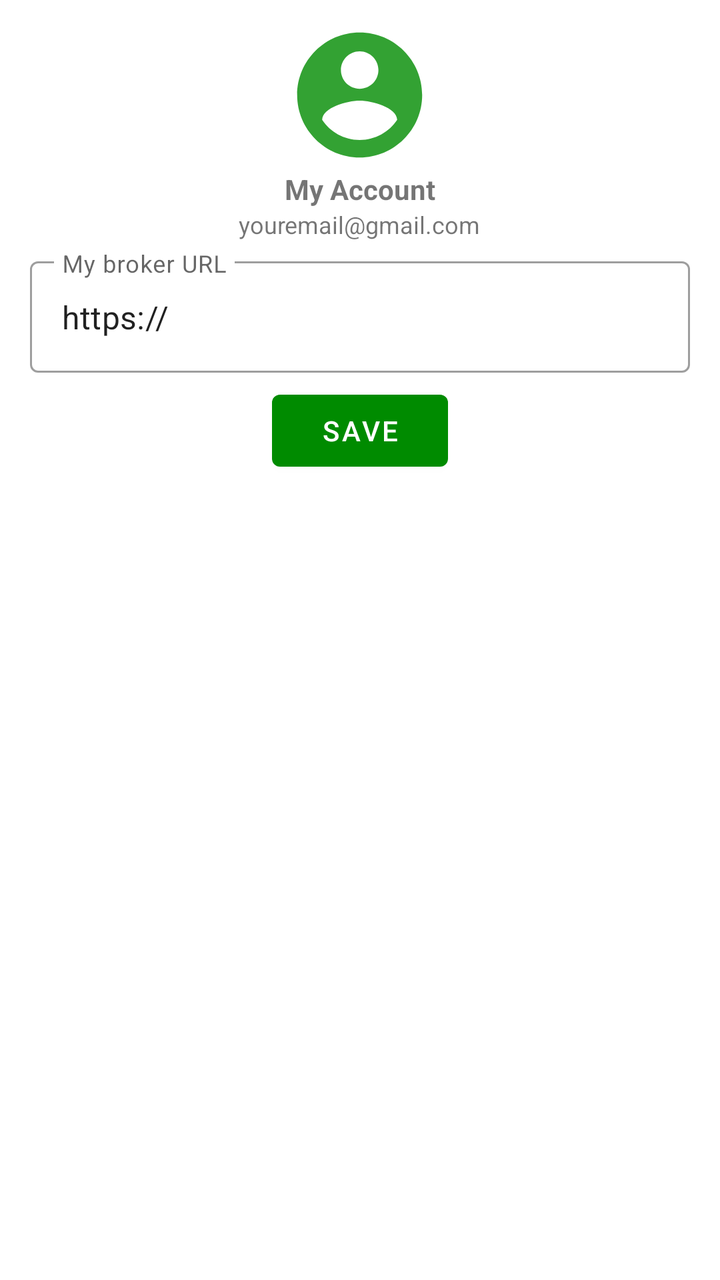
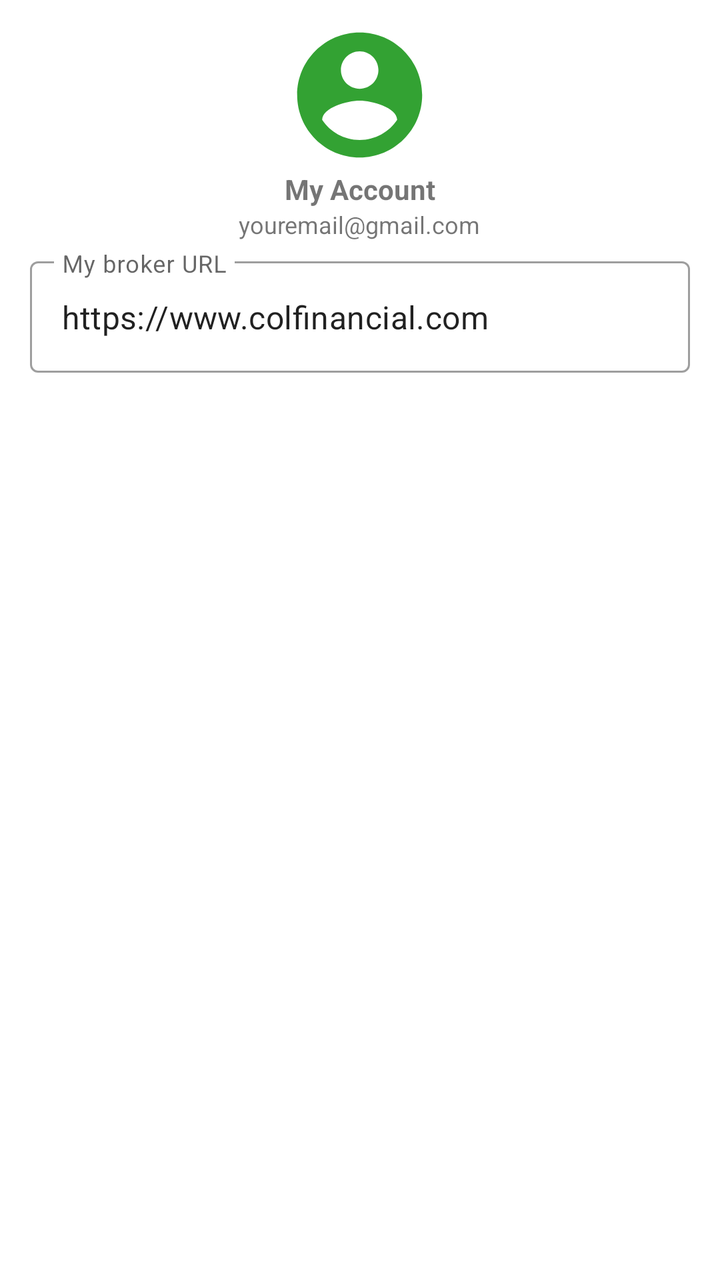

The first picture is an Android layout as it rendered before a commit; the second is the same layout after the commit. The layout source and the unified diff follow.
<!-- AndroidManifest.xml: application theme AppTheme -->
<!-- res/layout/layout_user_profile_account.xml -->
<?xml version="1.0" encoding="utf-8"?>
<androidx.constraintlayout.widget.ConstraintLayout
    xmlns:android="http://schemas.android.com/apk/res/android"
    xmlns:app="http://schemas.android.com/apk/res-auto"
    xmlns:tools="http://schemas.android.com/tools"
    android:layout_width="300dp"
    android:layout_height="300dp">
    <LinearLayout
        android:layout_width="match_parent"
        android:layout_height="wrap_content"
        android:orientation="vertical"
        android:focusable="true"
        android:focusableInTouchMode="true"
        app:layout_constraintEnd_toEndOf="parent"
        app:layout_constraintStart_toStartOf="parent"
        app:layout_constraintTop_toTopOf="parent"
        android:layout_margin="10dp"
        >
        <ImageView
            android:layout_width="75dp"
            android:layout_height="75dp"
            android:src="@drawable/ic_action_account"
            android:tint="@color/colorAccent"
            android:layout_gravity="center"
            />
        <TextView
            android:layout_width="wrap_content"
            android:layout_height="wrap_content"
            android:textAlignment="center"
            android:textSize="14sp"
            android:text="My Account"
            android:layout_gravity="center"
            android:textStyle="bold"
            />
        <TextView
            android:layout_width="wrap_content"
            android:layout_height="wrap_content"
            android:textAlignment="center"
            android:textSize="12sp"
            android:text="youremail@gmail.com"
            android:layout_gravity="center"
            />
        <com.google.android.material.textfield.TextInputLayout
            android:id="@+id/txt_set_broker"
            android:layout_width="fill_parent"
            android:layout_height="wrap_content"
            android:layout_margin="5dp"
            android:layout_weight="1"
            style="@style/Widget.MaterialComponents.TextInputLayout.OutlinedBox">
            <com.google.android.material.textfield.TextInputEditText
                android:layout_width="match_parent"
                android:layout_height="wrap_content"
                android:hint="My broker URL"
                android:id="@+id/txt_broker_url"
                android:inputType="textUri"
                android:text="https://"
                />
        </com.google.android.material.textfield.TextInputLayout>
        <com.google.android.material.button.MaterialButton
            android:layout_width="wrap_content"
            android:layout_height="wrap_content"
            android:text="Save"
            android:layout_gravity="center"
            >
        </com.google.android.material.button.MaterialButton>
    </LinearLayout>
</androidx.constraintlayout.widget.ConstraintLayout>
<!-- resources referenced by this layout -->
<resources>
  <color name="colorAccent">#008b00</color>
  <!-- drawable ic_action_account (drawable-anydpi) -->
  <vector xmlns:android="http://schemas.android.com/apk/res/android"
      android:width="24dp"
      android:height="24dp"
      android:viewportWidth="24"
      android:viewportHeight="24"
      android:tint="#FFFFFF"
      android:alpha="0.8">
      <path
          android:fillColor="#FF000000"
          android:pathData="M12,2C6.48,2 2,6.48 2,12s4.48,10 10,10 10,-4.48 10,-10S17.52,2 12,2zM12,5c1.66,0 3,1.34 3,3s-1.34,3 -3,3 -3,-1.34 -3,-3 1.34,-3 3,-3zM12,19.2c-2.5,0 -4.71,-1.28 -6,-3.22 0.03,-1.99 4,-3.08 6,-3.08 1.99,0 5.97,1.09 6,3.08 -1.29,1.94 -3.5,3.22 -6,3.22z"/>
  </vector>
  <style name="AppTheme" parent="Theme.MaterialComponents.Light">
          
          <item name="colorPrimary">@color/colorPrimary</item>
          <item name="colorPrimaryDark">@color/colorPrimaryDark</item>
          <item name="colorAccent">@color/colorAccent</item>
          <item name="statusBarBackground">@color/colorAccent</item>
          <item name="colorControlNormal">@color/colorWhite</item>
      </style>
  <color name="colorPrimary">#008b00</color>
  <color name="colorPrimaryDark">#00b248</color>
  <color name="colorWhite">#ffffff</color>
</resources>

<!-- the commit's change to res/layout/layout_user_profile_account.xml (unified diff, before → after) -->
@@ -53,15 +53,27 @@
                 android:hint="My broker URL"
                 android:id="@+id/txt_broker_url"
                 android:inputType="textUri"
-                android:text="https://"
-                />
+                android:text="https://www.colfinancial.com"/>
         </com.google.android.material.textfield.TextInputLayout>
-        <com.google.android.material.button.MaterialButton
-            android:layout_width="wrap_content"
-            android:layout_height="wrap_content"
-            android:text="Save"
-            android:layout_gravity="center"
-            >
-        </com.google.android.material.button.MaterialButton>
+
+
+
+
+
+
+
+
+
+
+
+
+
+
+
+
+
+
+
+
     </LinearLayout>
 </androidx.constraintlayout.widget.ConstraintLayout>
